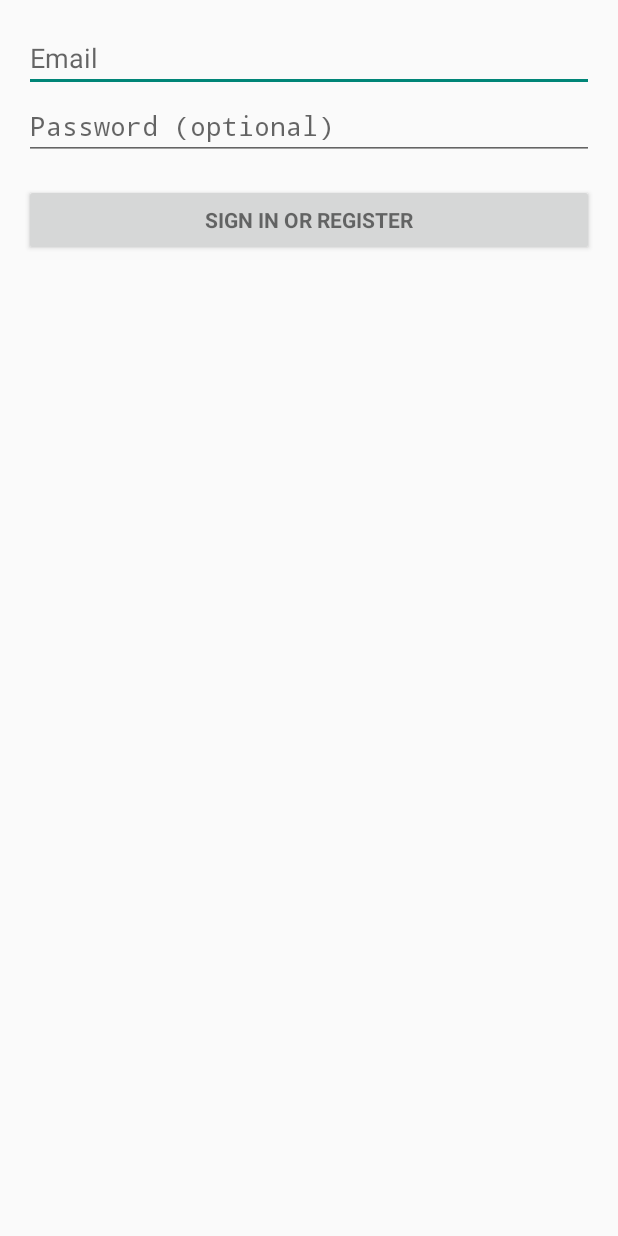
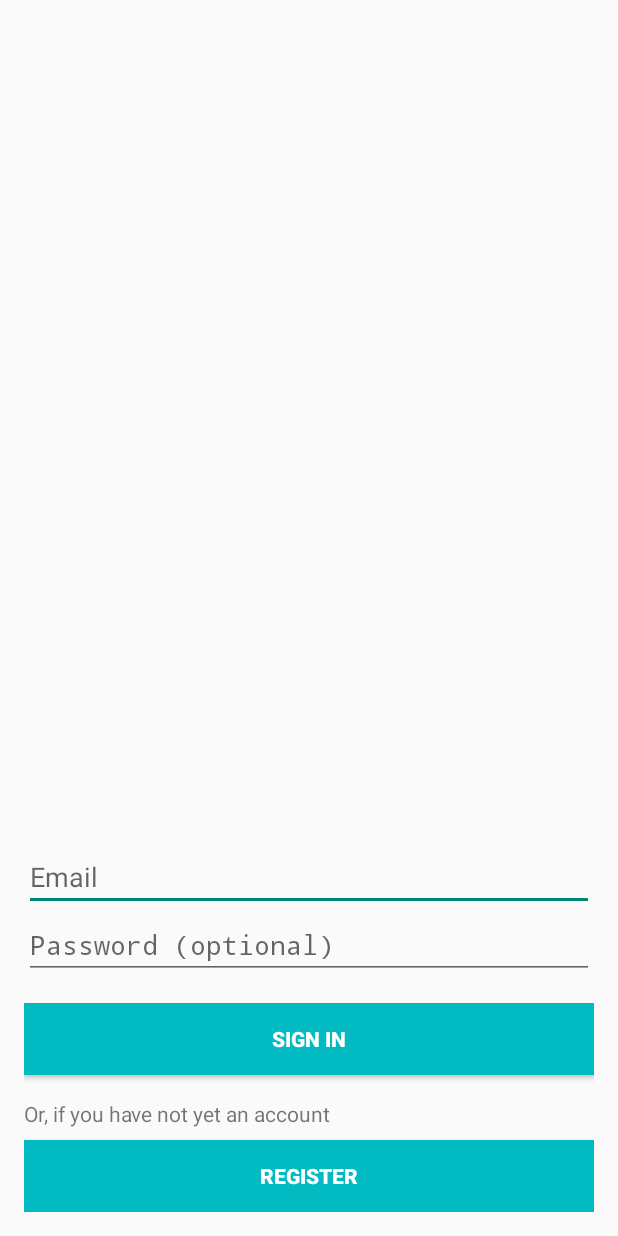
Before and after one commit to garronej/AndroidAssignment2, an Android app: the screen it shows after launch (LoginActivity), on a phone screen of 412 x 824 dp. Run offline under Robolectric (Android 15) with nearby library versions, the light colour scheme and no system bars; 2 statements that could not run were skipped.

Commit message:
Login and registration completed

```diff
--- a/app/src/main/java/it/polito/mobile/androidassignment2/LoginActivity.java
+++ b/app/src/main/java/it/polito/mobile/androidassignment2/LoginActivity.java
@@ -6,6 +6,7 @@ import android.annotation.TargetApi;
 import android.app.Activity;
 import android.app.LoaderManager.LoaderCallbacks;
 import android.content.CursorLoader;
+import android.content.Intent;
 import android.content.Loader;
 import android.content.SharedPreferences;
 import android.database.Cursor;
@@ -60,8 +61,16 @@ public class LoginActivity extends Activity implements LoaderCallbacks<Cursor> {
 		super.onCreate(savedInstanceState);
 		setContentView(R.layout.activity_login);
 
+		// Set up the login form.
+		mEmailView = (AutoCompleteTextView) findViewById(R.id.email);
+		populateAutoComplete();
 
-		if(getPreferences(MODE_PRIVATE).contains("EMAIL")
+		mPasswordView = (EditText) findViewById(R.id.password);
+		mLoginFormView = findViewById(R.id.login_form);
+		mProgressView = findViewById(R.id.login_progress);
+		//TODO: ripristinare
+
+		/*if(getPreferences(MODE_PRIVATE).contains("EMAIL")
 				&& getPreferences(MODE_PRIVATE).contains("PWD")){
 
 
@@ -70,21 +79,16 @@ public class LoginActivity extends Activity implements LoaderCallbacks<Cursor> {
 
 
 
-		}
+		}*/
 
 
 
 
-		// Set up the login form.
-		mEmailView = (AutoCompleteTextView) findViewById(R.id.email);
-		populateAutoComplete();
-
-		mPasswordView = (EditText) findViewById(R.id.password);
 		mPasswordView.setOnEditorActionListener(new TextView.OnEditorActionListener() {
 			@Override
 			public boolean onEditorAction(TextView textView, int id, KeyEvent keyEvent) {
 				if (id == R.id.login || id == EditorInfo.IME_NULL) {
-					attemptLogin(mEmailView.getText().toString(),mPasswordView.getText().toString());
+					attemptLogin(mEmailView.getText().toString(), mPasswordView.getText().toString());
 					return true;
 				}
 				return false;
@@ -98,15 +102,33 @@ public class LoginActivity extends Activity implements LoaderCallbacks<Cursor> {
 				attemptLogin(mEmailView.getText().toString(), mPasswordView.getText().toString());
 			}
 		});
+		((Button) findViewById(R.id.register)).setOnClickListener(new OnClickListener() {
+			@Override
+			public void onClick(View v) {
+				Intent i =new Intent(LoginActivity.this, AlertStudentOrCompany.class);
+				i.putExtra("EMAIL", mEmailView.getText().toString());
+				i.putExtra("PWD", mPasswordView.getText().toString());
+				startActivityForResult(i, 1);
+			}
+		});
 
-		mLoginFormView = findViewById(R.id.login_form);
-		mProgressView = findViewById(R.id.login_progress);
+
+
 	}
 
 	private void populateAutoComplete() {
 		getLoaderManager().initLoader(0, null, this);
 	}
 
+
+	@Override
+	protected void onActivityResult(int requestCode, int resultCode, Intent data) {
+		super.onActivityResult(requestCode, resultCode, data);
+		if(requestCode == 1 && resultCode == Activity.RESULT_OK){
+			attemptLogin(mEmailView.getText().toString(), mPasswordView.getText().toString());
+		}
+
+	}
 
 	/**
 	 * Attempts to sign in or register the account specified by the login form.
--- a/app/src/main/res/layout/activity_login.xml
+++ b/app/src/main/res/layout/activity_login.xml
@@ -29,7 +29,8 @@
     <LinearLayout
         android:id="@+id/email_login_form"
         android:layout_width="match_parent"
-        android:layout_height="wrap_content"
+        android:layout_height="match_parent"
+        android:layout_gravity="bottom"
         android:orientation="vertical">
 
         <AutoCompleteTextView
@@ -55,11 +56,30 @@
 
         <Button
             android:id="@+id/email_sign_in_button"
-            style="?android:textAppearanceSmall"
+            android:background="#02bac2"
+            android:textColor="#ffffff"
             android:layout_width="match_parent"
             android:layout_height="wrap_content"
             android:layout_marginTop="16dp"
+
             android:text="@string/action_sign_in"
+            android:textStyle="bold"/>
+
+        <TextView
+            android:layout_width="match_parent"
+            android:layout_height="wrap_content"
+            android:text="@string/register_label"
+            android:layout_marginTop="16dp"
+            android:layout_marginBottom="8dp"
+            />
+
+        <Button
+            android:id="@+id/register"
+            android:background="#02bac2"
+            android:textColor="#ffffff"
+            android:layout_width="match_parent"
+            android:layout_height="wrap_content"
+            android:text="@string/register"
             android:textStyle="bold"/>
 
     </LinearLayout>
--- a/app/src/main/res/values/strings.xml
+++ b/app/src/main/res/values/strings.xml
@@ -37,7 +37,7 @@
     <string name="title_activity_login">Sign in</string>
     <string name="prompt_email">Email</string>
     <string name="prompt_password">Password (optional)</string>
-    <string name="action_sign_in">Sign in or register</string>
+    <string name="action_sign_in">Sign in</string>
     <string name="action_sign_in_short">Sign in</string>
 
     <string name="error_invalid_email">This email address is invalid</string>
@@ -53,5 +53,10 @@
     <string name="action_example">Example action</string>
 
     <string name="network_error">An error occurred while trying to connect to the remote server. Please, check your Internet connection then try again.</string>
+    <string name="register">Register</string>
+    <string name="register_label">Or, if you have not yet an account</string>
+    <string name="choose">Choose</string>
+    <string name="company">Company</string>
+    <string name="student">Student</string>
 
 </resources>
```
Also changed, not shown: app/src/main/AndroidManifest.xml (+9 -0 lines), app/src/main/java/it/polito/mobile/androidassignment2/AlertStudentOrCompany.java (added, +105 -0 lines), app/src/main/res/layout/choose_student_company.xml (added, +32 -0 lines).
